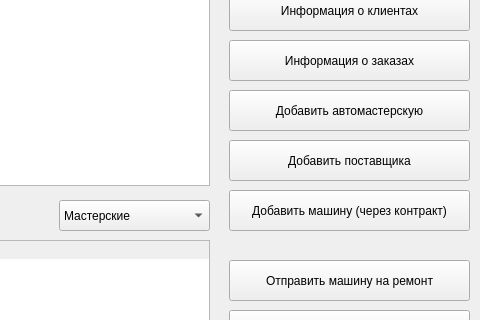
Qt form TechUserWindow.ui (EgLeVor/Course) before a commit; both pictures show x 711 to 1191 and y 340 to 660 of the 1191 by 818 pixel window.
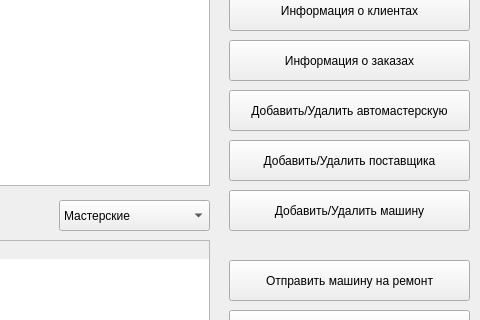
The same form after that commit.

Diff of the .ui file:
```diff
--- a/TechUserWindow.ui
+++ b/TechUserWindow.ui
@@ -372,7 +372,7 @@
      </rect>
     </property>
     <property name="text">
-     <string>Добавить автомастерскую</string>
+     <string>Добавить/Удалить автомастерскую</string>
     </property>
    </widget>
    <widget class="QPushButton" name="supplier_btn">
@@ -385,7 +385,7 @@
      </rect>
     </property>
     <property name="text">
-     <string>Добавить поставщика</string>
+     <string>Добавить/Удалить поставщика</string>
     </property>
    </widget>
    <widget class="QPushButton" name="car_contract_btn">
@@ -398,7 +398,7 @@
      </rect>
     </property>
     <property name="text">
-     <string>Добавить машину (через контракт)</string>
+     <string>Добавить/Удалить машину</string>
     </property>
    </widget>
    <widget class="QPushButton" name="tech_service_btn">
```
